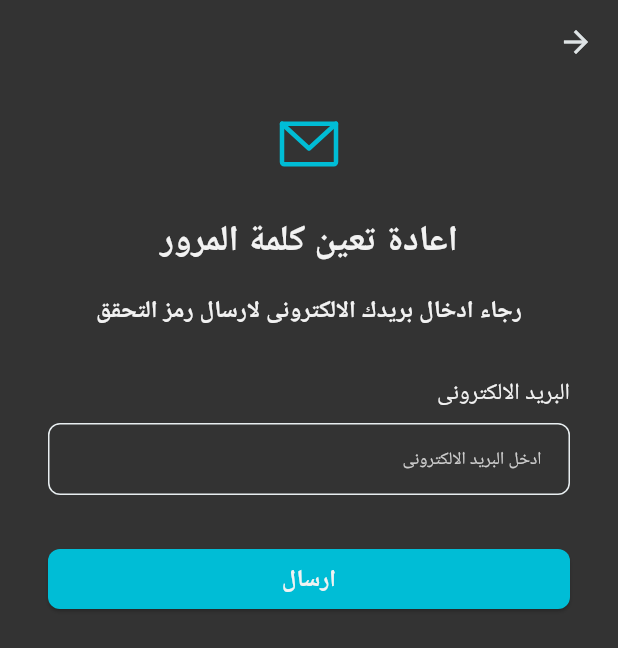
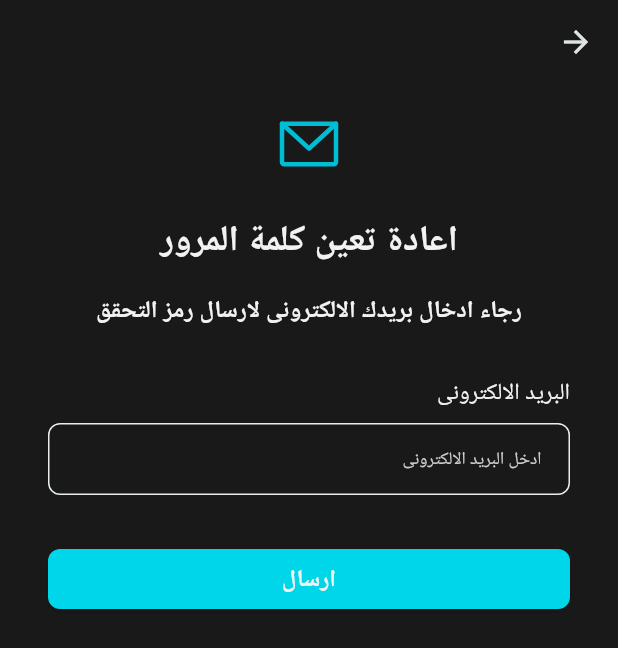
Before and after one commit to SakerDakak/ur-fit, a Flutter app: the AuthScreen screen opened by its route, after a tap on "نسيت كلمة المرور", on a phone screen of 412 x 824 dp. Shown: the top 648 px of the screen. Run offline on Flutter 3.47's test engine with Material 3 defaults, Android fonts, the phone set to English and light mode, and no system bars; drawn by our look-alikes of loader_overlay; our stand-ins replace animated_flip_counter, bloc, cached_network_image, dartz, dio, equatable and 27 more; missing offline and left inert: flutter_keychain, gif, health, shorebird_code_push; accounts and stored records are empty; Roboto replaces fonts that are missing (Cairo); project files that could hold a hidden picture were left out.

Commit message:
تحسين ألوان التطبيق

```diff
--- a/lib/core/presentation/style/colors.dart
+++ b/lib/core/presentation/style/colors.dart
@@ -1,22 +1,20 @@
 import 'package:flutter/material.dart';
 
 abstract class Co {
-  static Color notActive = const Color(0xffAAAAAA).withOpacity(0.66);
-  static const Color cardInputStrock = Color(0xffAAAAAA);
+  static Color notActive = const Color(0xffAAAAAA).withValues(alpha: 0.66);
+  static const Color cardInputStrock = Color(0xFF353535);
   static const Color yellow = Color(0xffFFCC00);
-  static const Color strockColor = Color(0xff666666);
+  static const Color strockColor = Color(0xFF303030);
   static const Color selectedFont = Color(0xff1A1A1A);
-  static const Color backGround = Color(0xff333333);
-  static const Color cardColor = Color(0xff414141);
-  static const Color primaryColor = Color(0xff00BDD6);
-  static const Color primaryColorFemale = Color(0xffFA8CA9);
+  static const Color backGround = Color(0xFF191919);
+  static const Color cardColor = Color(0xFF282828);
+  static const Color primaryColor = Color(0xFF00D6E9);
+  static const Color primaryColorFemale = Color(0xFFFF88B2);
   static const Color greyColor = Color(0xffCCCCCC);
-  static const Color darkGrey = Color(0xff999999);
-  static const Color secondaryColor = Color(0xff005A66);
-  // static const Color thirdColor = Color(0xffBAC9FF);
+  static const Color darkGrey = Color(0xFF424242);
+  static const Color secondaryColor = Color(0xFF018293);
   static const Color blackColor = Color(0xff1f2937);
   static const Color whiteColor = Color(0xffFFFFFF);
-  // static const Color greyColor = Color(0xff9CA3AF);
   static const Color menueColor = Color(0xffF3F4F6);
   static const Color redColor = Color(0xffFF0000);
   static const Color yellowColor = Color(0xffFBBF24);
@@ -27,51 +25,6 @@ abstract class Co {
   static const Color purbleColor = Color(0xffA88BFA);
   static const Color babyBlue = Color(0xffEFFBFF);
   static const Color fontColor = Color(0xffF2F2F2);
-  // static const Color darkmodeprimcolor = Color(0xff224791);
-  // static const Color darkmodeseccolor = Color(0xff151a24);
-  // static const Color darkmodescreencolor = Color(0xff0c101b);
-  static Color darkmodewhite90 = const Color(0xffFFFFFF).withOpacity(0.9);
-  static Color darkmodeblack90 = const Color(0xff000000).withOpacity(0.9);
-
-
-
-  // static Color? convertStringToColor(String? color) {
-  //   switch (color) {
-  //     case "green":
-  //       return greenColor;
-  //     case "yellow":
-  //       return yellowColor;
-  //     case "red":
-  //       return redColor;
-  //     case "orange":
-  //       return Colors.orange;
-  //     case "blue":
-  //       return Colors.blueAccent;
-  //     case "gray":
-  //       return Colors.grey;
-  //     default:
-  //       return null;
-  //   }
-  // }
-
-  // static Color? convertStringToColorInTags(String? color) {
-  //   switch (color) {
-  //     case "green":
-  //       return Color(0xff16A34A);
-  //     case "yellow":
-  //       return Color(0xffD97706);
-  //     case "red":
-  //       return Color(0xffEF4444);
-  //     case "orange":
-  //       return Colors.orange;
-  //     case "blue":
-  //       return Colors.blueAccent;
-  //     case "gray":
-  //       return Colors.grey;
-  //     default:
-  //       return null;
-  //   }
-  // }
-
-
+  static Color darkmodewhite90 = const Color(0xffFFFFFF).withValues(alpha: 0.9);
+  static Color darkmodeblack90 = const Color(0xff000000).withValues(alpha: 0.9);
 }
```
